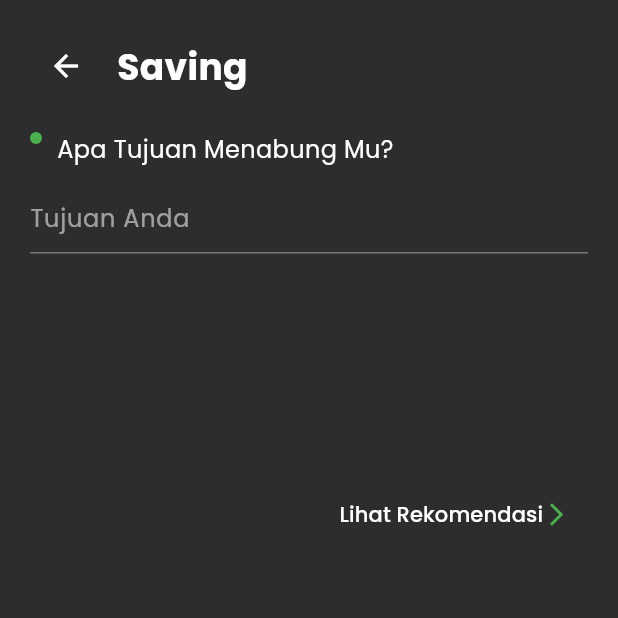
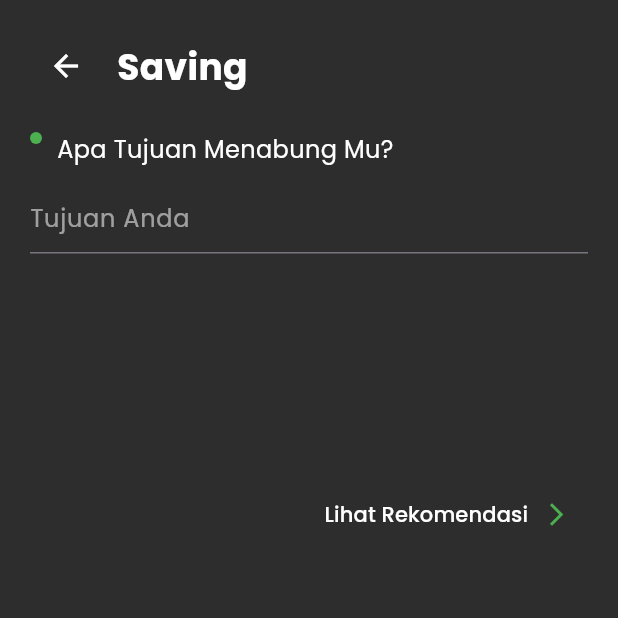
Before and after one commit to Fahrizal0112/FinGoal---Frontend, a Flutter app: the Saving screen opened directly, on a phone screen of 412 x 824 dp, the top half of it. Run offline on Flutter 3.47's test engine with Material 3 defaults, Android fonts, the phone set to English and light mode, and no system bars; our stand-ins replace google_fonts, lottie.

Commit message:
add currency formatter

```diff
--- a/lib/Menu/saving.dart
+++ b/lib/Menu/saving.dart
@@ -1,4 +1,5 @@
 import 'package:flutter/material.dart';
+import 'package:flutter/services.dart';
 import 'package:google_fonts/google_fonts.dart';
 
 class Saving extends StatefulWidget {
@@ -164,6 +165,7 @@ class _SavingState extends State<Saving> {
                 ),
                 keyboardType: TextInputType.number,
                 style: GoogleFonts.poppins(color: Colors.white),
+                inputFormatters: [CurrencyInputFormatter()],
               ),
             ],
             const SizedBox(height: 30),
@@ -334,12 +336,14 @@ class _SavingState extends State<Saving> {
                 ),
                 keyboardType: TextInputType.number,
                 style: GoogleFonts.poppins(color: Colors.white),
+                inputFormatters: [
+                  CurrencyInputFormatter(), // Add the custom formatter here
+                ],
               ),
             ],
-            const SizedBox(
-              height: 30,
-            ),
-            TextButton(
+            const SizedBox(height: 30),
+            Center(
+              child: TextButton(
                 onPressed: () {},
                 child: Row(
                   mainAxisAlignment: MainAxisAlignment.end,
@@ -348,15 +352,44 @@ class _SavingState extends State<Saving> {
                       "Lihat Rekomendasi",
                       style: GoogleFonts.poppins(color: Colors.white),
                     ),
+                    const SizedBox(width: 10),
                     const Icon(
                       Icons.arrow_forward_ios,
                       color: Colors.green,
-                    )
+                    ),
                   ],
-                ))
+                ),
+              ),
+            ),
+            const SizedBox(height: 30),
           ],
         ),
       ),
     );
   }
 }
+
+class CurrencyInputFormatter extends TextInputFormatter {
+  @override
+  TextEditingValue formatEditUpdate(
+    TextEditingValue oldValue,
+    TextEditingValue newValue,
+  ) {
+    final text = newValue.text;
+    final isEditing = oldValue.text != text;
+    if (text.isEmpty) return newValue;
+
+    final buffer = StringBuffer();
+    final digits = text.replaceAll(RegExp(r'\D'), '');
+
+    for (int i = 0; i < digits.length; i++) {
+      if (i > 0 && (digits.length - i) % 3 == 0) buffer.write('.');
+      buffer.write(digits[i]);
+    }
+
+    return newValue.copyWith(
+      text: 'Rp. ${buffer.toString()}',
+      selection: TextSelection.collapsed(offset: buffer.length + 4),
+    );
+  }
+}
--- a/lib/main.dart
+++ b/lib/main.dart
@@ -1,3 +1,4 @@
+import 'package:fingoal_frontend/Menu/saving.dart';
 import 'package:fingoal_frontend/splashscreeen.dart';
 import 'package:flutter/material.dart';
 
@@ -5,7 +6,7 @@
   runApp(
     const MaterialApp(
       debugShowCheckedModeBanner: false,
-      home: SplashScreen(),
+      home: Saving(),
     ),
   );
 }
```
